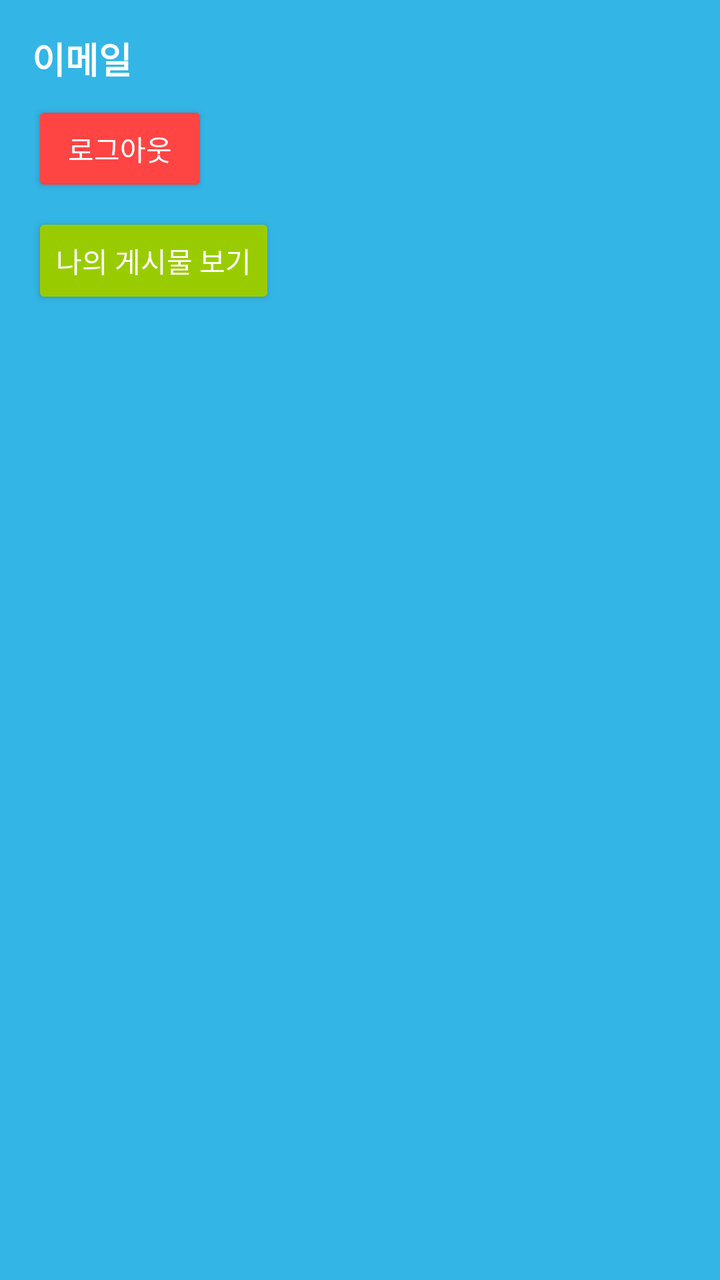
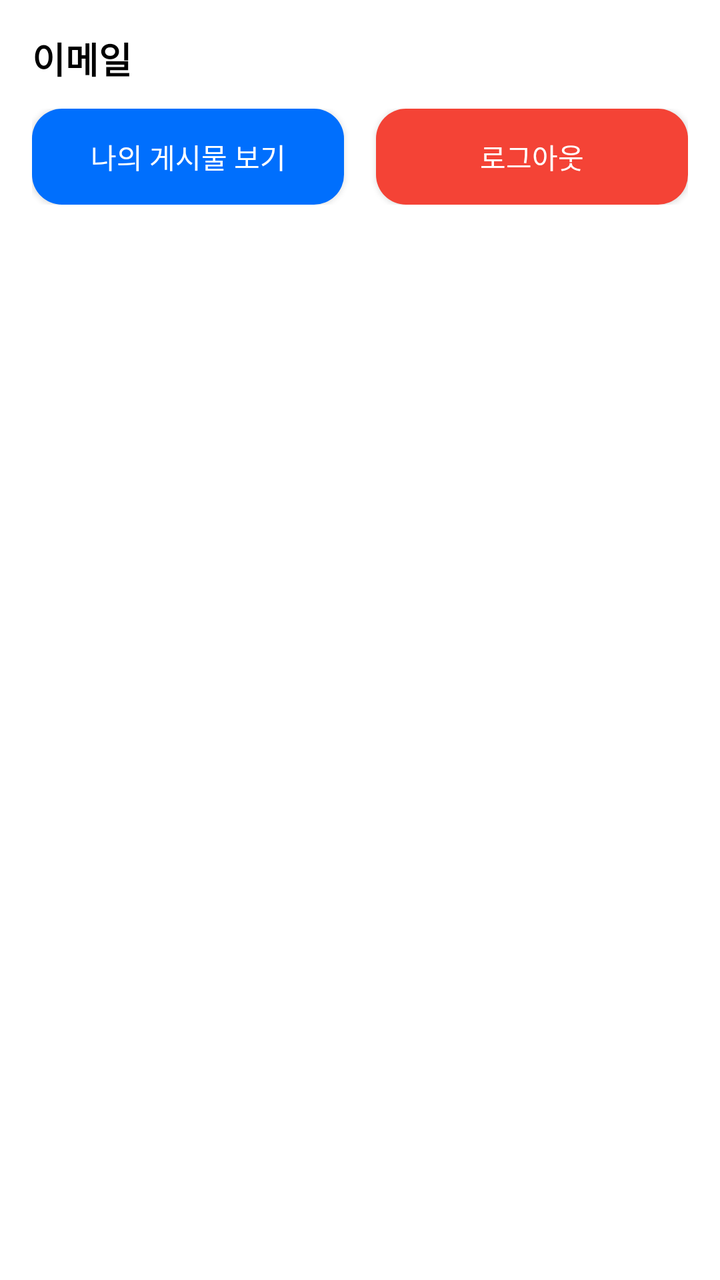

An Android layout rendered at two revisions. The XML below is the earlier revision; the diff shows what the commit changed to produce the second picture.
<!-- AndroidManifest.xml: application theme Theme.AppCompat.Light.NoActionBar -->
<!-- res/layout/drawer_header.xml -->
<LinearLayout xmlns:android="http://schemas.android.com/apk/res/android"
    android:orientation="vertical"
    android:padding="16dp"
    android:layout_width="match_parent"
    android:layout_height="wrap_content"
    android:background="@android:color/holo_blue_light">

    <TextView
        android:id="@+id/textUserEmail"
        android:layout_width="wrap_content"
        android:layout_height="wrap_content"
        android:text="이메일"
        android:textColor="@android:color/white"
        android:textSize="18sp"
        android:textStyle="bold" />

    <Button
        android:id="@+id/btnLogout"
        android:layout_width="wrap_content"
        android:layout_height="wrap_content"
        android:text="로그아웃"
        android:layout_marginTop="8dp"
        android:backgroundTint="@android:color/holo_red_light"
        android:textColor="@android:color/white"/>
    <Button
        android:id="@+id/btnMyPosts"
        android:layout_width="wrap_content"
        android:layout_height="wrap_content"
        android:text="나의 게시물 보기"
        android:layout_marginTop="8dp"
        android:backgroundTint="@android:color/holo_green_light"
        android:textColor="@android:color/white"/>
</LinearLayout>
<!-- resources referenced by this layout -->
<resources>

</resources>

<!-- the commit's change to res/layout/drawer_header.xml (unified diff, before → after) -->
@@ -1,33 +1,52 @@
-<LinearLayout xmlns:android="http://schemas.android.com/apk/res/android"
+<?xml version="1.0" encoding="utf-8"?>
+<LinearLayout
+    xmlns:android="http://schemas.android.com/apk/res/android"
     android:orientation="vertical"
     android:padding="16dp"
     android:layout_width="match_parent"
     android:layout_height="wrap_content"
-    android:background="@android:color/holo_blue_light">
+    android:background="@android:color/white">
 
+    
     <TextView
         android:id="@+id/textUserEmail"
         android:layout_width="wrap_content"
         android:layout_height="wrap_content"
         android:text="이메일"
-        android:textColor="@android:color/white"
+        android:textColor="@android:color/black"
         android:textSize="18sp"
-        android:textStyle="bold" />
+        android:textStyle="bold"
+        android:layout_marginBottom="12dp" />
 
-    <Button
-        android:id="@+id/btnLogout"
-        android:layout_width="wrap_content"
+    
+    <LinearLayout
+        android:orientation="horizontal"
+        android:layout_width="match_parent"
         android:layout_height="wrap_content"
-        android:text="로그아웃"
-        android:layout_marginTop="8dp"
-        android:backgroundTint="@android:color/holo_red_light"
-        android:textColor="@android:color/white"/>
-    <Button
-        android:id="@+id/btnMyPosts"
-        android:layout_width="wrap_content"
-        android:layout_height="wrap_content"
-        android:text="나의 게시물 보기"
-        android:layout_marginTop="8dp"
-        android:backgroundTint="@android:color/holo_green_light"
-        android:textColor="@android:color/white"/>
+        android:gravity="center"
+        android:weightSum="2">
+
+        
+        <Button
+            android:id="@+id/btnMyPosts"
+            android:layout_width="0dp"
+            android:layout_weight="1"
+            android:layout_height="48dp"
+            android:text="나의 게시물 보기"
+            android:textColor="@android:color/white"
+            android:background="@drawable/radius_button_darkest_blue"
+            android:layout_marginEnd="8dp" />
+
+        
+        <Button
+            android:id="@+id/btnLogout"
+            android:layout_width="0dp"
+            android:layout_weight="1"
+            android:layout_height="48dp"
+            android:text="로그아웃"
+            android:textColor="@android:color/white"
+            android:background="@drawable/radius_button_medium_red"
+            android:layout_marginStart="8dp" />
+    </LinearLayout>
+
 </LinearLayout>
<!-- resource entries referenced after the edit -->
@@ -1,5 +1,22 @@
 <!-- resources referenced by this layout -->
 <resources>
-
+  <!-- drawable radius_button_darkest_blue (drawable) -->
+  <?xml version="1.0" encoding="utf-8"?>
+  <shape xmlns:android="http://schemas.android.com/apk/res/android"
+      android:shape="rectangle">
+      <solid android:color="@color/darkestBlue"/>
+      <corners
+          android:radius="15dp"/>
+  </shape>
+  <!-- drawable radius_button_medium_red (drawable) -->
+  <?xml version="1.0" encoding="utf-8"?>
+  <shape xmlns:android="http://schemas.android.com/apk/res/android"
+      android:shape="rectangle">
+      <solid android:color="@color/medium_red"/>
+      <corners
+          android:radius="15dp"/>
+  </shape>
+  <color name="darkestBlue">#006FFD</color>
+  <color name="medium_red">#F44336</color>
 </resources>
 
